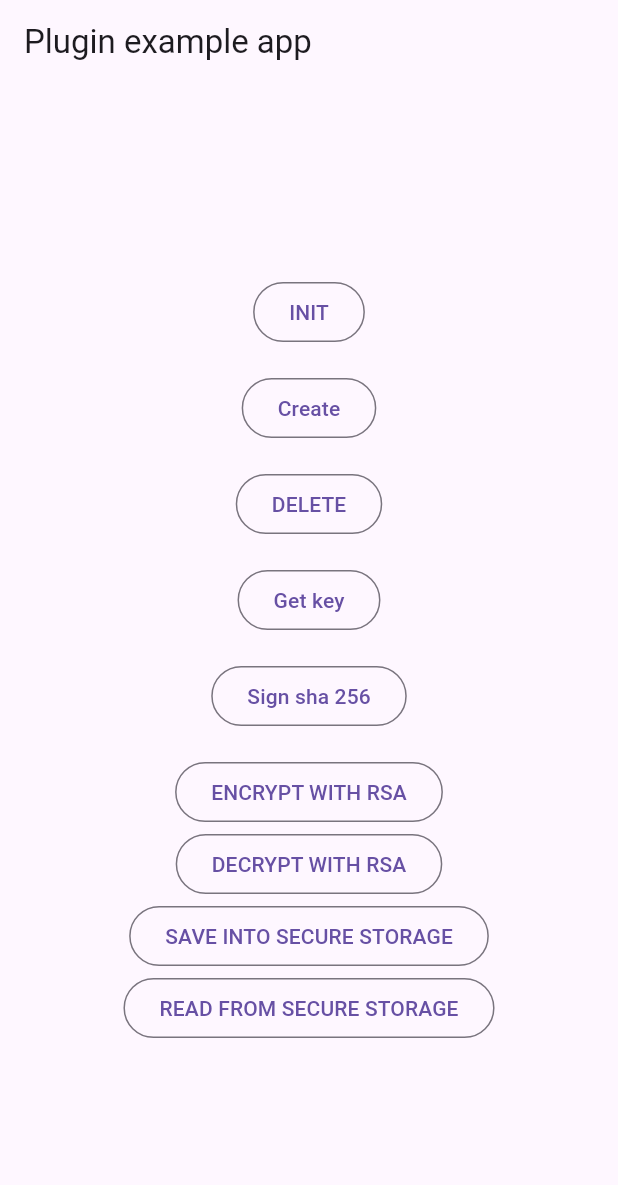
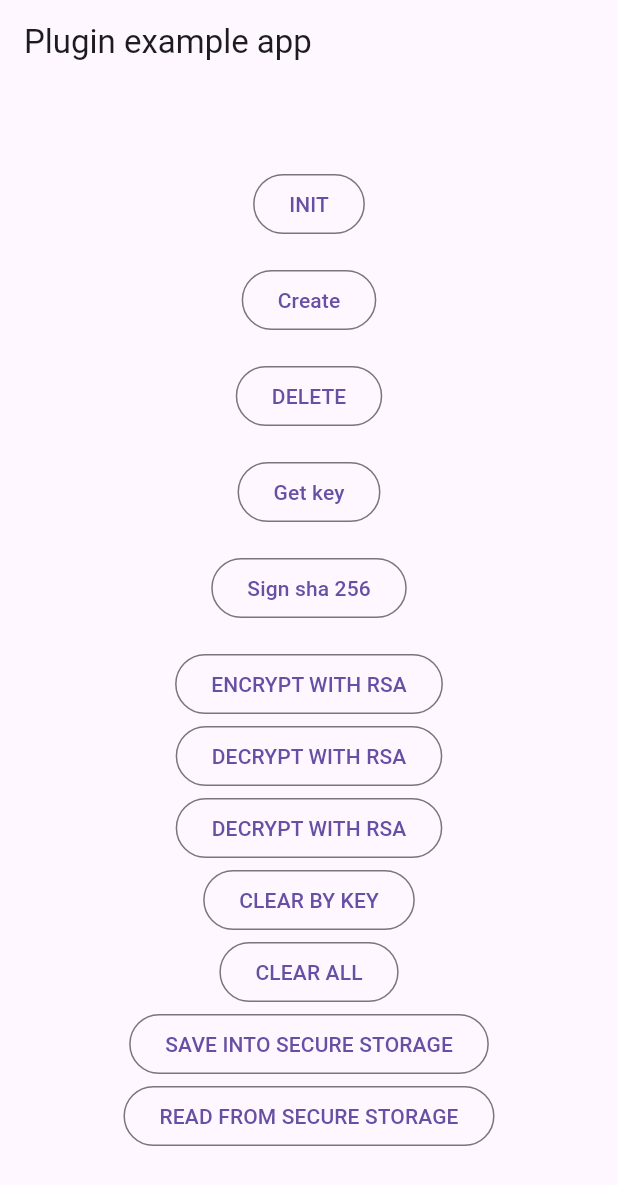
Before and after one commit to Ronnybest/secure_key_AGP_Update, a Flutter app: the screen it shows after launch, after a tap on "SAVE INTO SECURE STORAGE", on a phone screen of 412 x 824 dp. Shown: the top 1185 px of the screen. Run offline on Flutter 3.47's test engine with Material 3 defaults, Android fonts, the phone set to English and light mode, and no system bars; our stand-ins replace flutter_secure_storage, plugin_platform_interface, shared_preferences.

Commit message:
FINISH example test

```diff
--- a/example/lib/main.dart
+++ b/example/lib/main.dart
@@ -138,6 +138,32 @@ class _MyAppState extends State<MyApp> {
                 onPressed: () async {
                   try {
                     var now = DateTime.now();
+                    var res = await _secureKeyPlugin.read(key: 'key');
+
+                    print(
+                        'DECRYPT: $res   TIME: ${DateTime.now().difference(now).inMilliseconds}');
+                  } catch (e) {
+                    print('DECRYPT:\n $e');
+                  }
+                },
+                child: const Text('DECRYPT WITH RSA'),
+              ),
+              OutlinedButton(
+                onPressed: () async {
+                  await _secureKeyPlugin.clear('key');
+                },
+                child: const Text('CLEAR BY KEY'),
+              ),
+              OutlinedButton(
+                onPressed: () async {
+                  await _secureKeyPlugin.clearAll();
+                },
+                child: const Text('CLEAR ALL'),
+              ),
+              OutlinedButton(
+                onPressed: () async {
+                  try {
+                    var now = DateTime.now();
                     await storage.write(key: 'key', value: token);
 
                     print(
```
Also changed, not shown: 1 other file.
